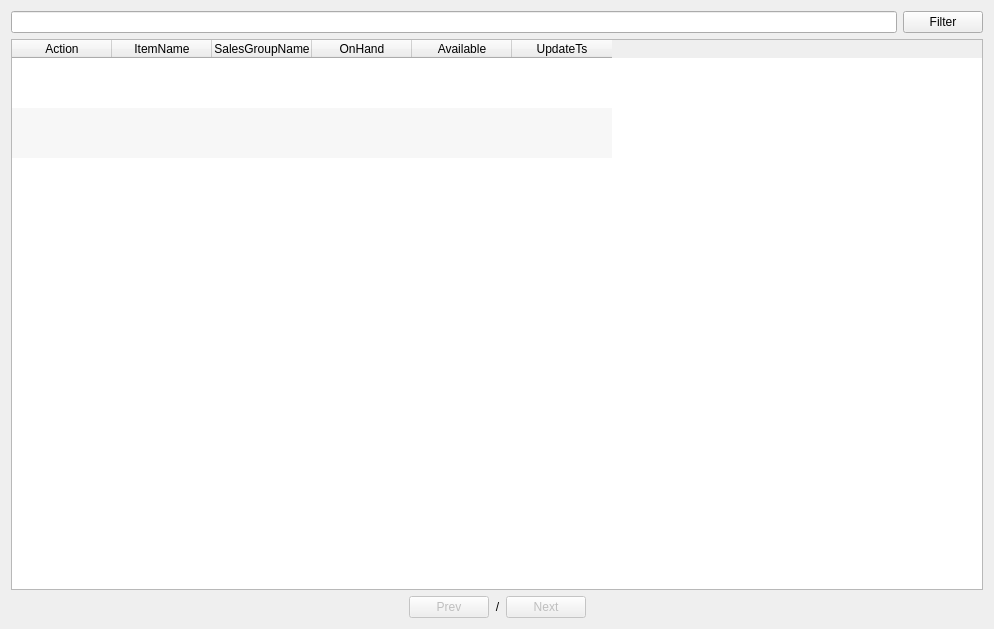
First picture: the form in app/views/templates/ManageStock.ui, repository rondalefloyd/mts-pos, before the edit.
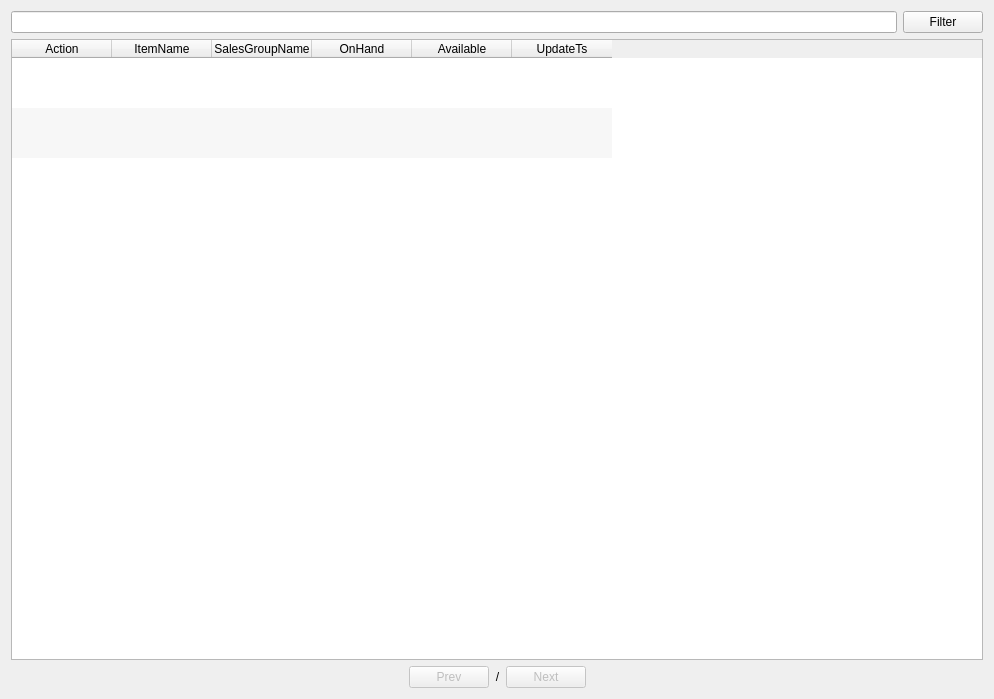
Second picture: the form after the edit.

Patch:
```diff
--- a/app/views/templates/ManageStock.ui
+++ b/app/views/templates/ManageStock.ui
@@ -7,7 +7,7 @@
     <x>0</x>
     <y>0</y>
     <width>994</width>
-    <height>629</height>
+    <height>699</height>
    </rect>
   </property>
   <property name="windowTitle">
```
Left out of the diff: 3 changed lines with no effect on the pictures.
